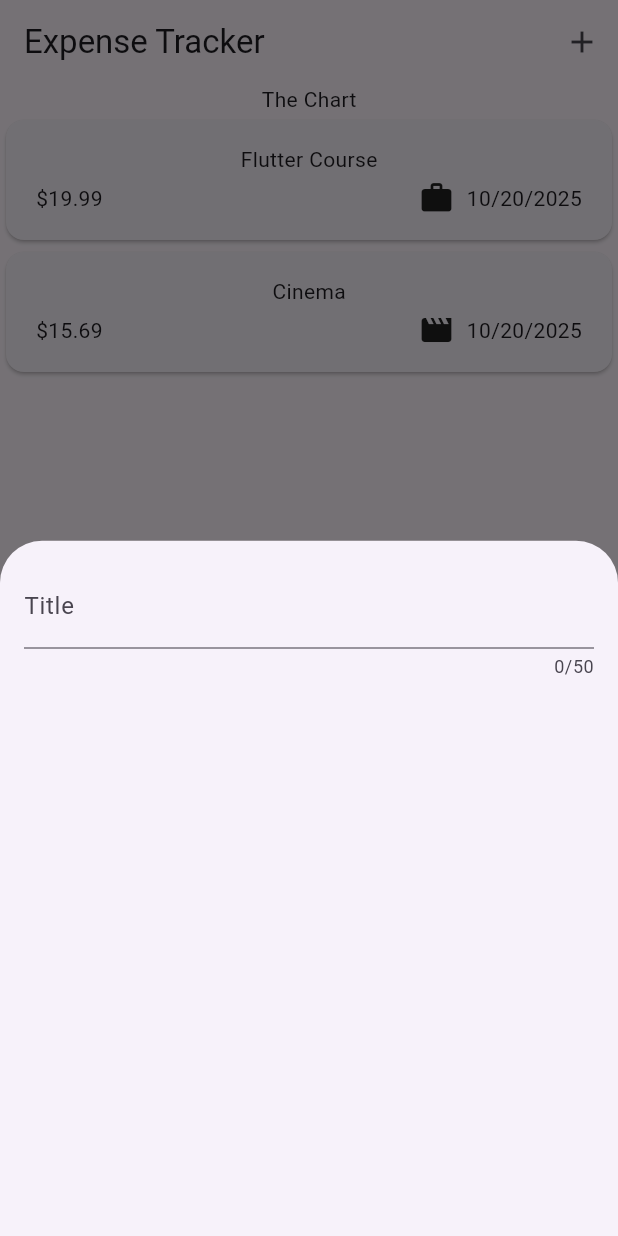
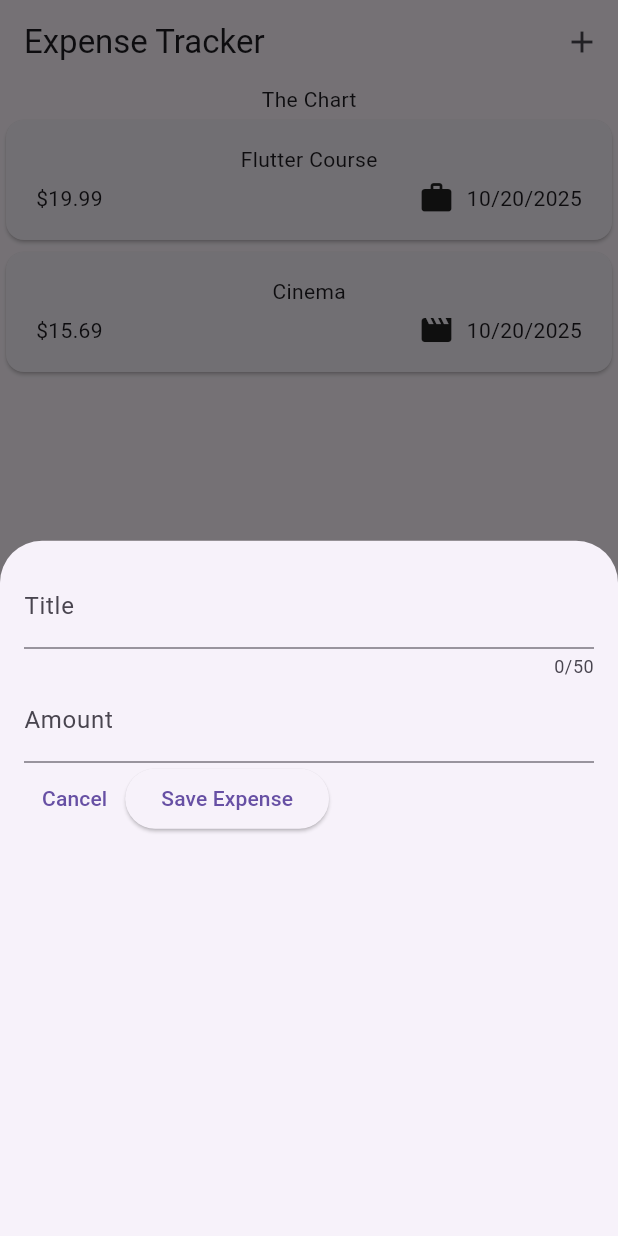
Before and after one commit to huseyinozenalbayrak/flutter-expense-tracker, a Flutter app: the screen it shows after launch, after a tap on the "add" icon, on a phone screen of 412 x 824 dp. Run offline on Flutter 3.47's test engine with Material 3 defaults, Android fonts, the phone set to English and light mode, and no system bars.

Commit message:
Implement NewExpense component with title and amount input fields

```diff
--- a/lib/widgets/new_expense.dart
+++ b/lib/widgets/new_expense.dart
@@ -8,6 +8,17 @@ class NewExpense extends StatefulWidget {
 }
 
 class _NewExpenseState extends State<NewExpense> {
+  final _titleController = TextEditingController();
+  final _amountController = TextEditingController();
+
+  // should use dispose method while using TextEditingController
+  @override
+  void dispose() {
+    _titleController.dispose();
+    _amountController.dispose();
+    super.dispose();
+  }
+
   @override
   Widget build(BuildContext context) {
     return Padding(
@@ -15,9 +26,35 @@ class _NewExpenseState extends State<NewExpense> {
       child: Column(
         children: [
           TextField(
+            controller: _titleController,
             maxLength: 50,
             keyboardType: TextInputType.text,
             decoration: InputDecoration(label: Text('Title')),
+          ),
+          TextField(
+            controller: _amountController,
+            keyboardType: TextInputType.number,
+            decoration: InputDecoration(
+              prefixText: '\$ ',
+              label: Text('Amount'),
+            ),
+          ),
+          Row(
+            children: [
+              TextButton(
+                onPressed: () {
+                  Navigator.pop(context);
+                },
+                child: Text('Cancel'),
+              ),
+              ElevatedButton(
+                onPressed: () {
+                  print(_titleController.text);
+                  print(_amountController.text);
+                },
+                child: Text('Save Expense'),
+              ),
+            ],
           ),
         ],
       ),
```
